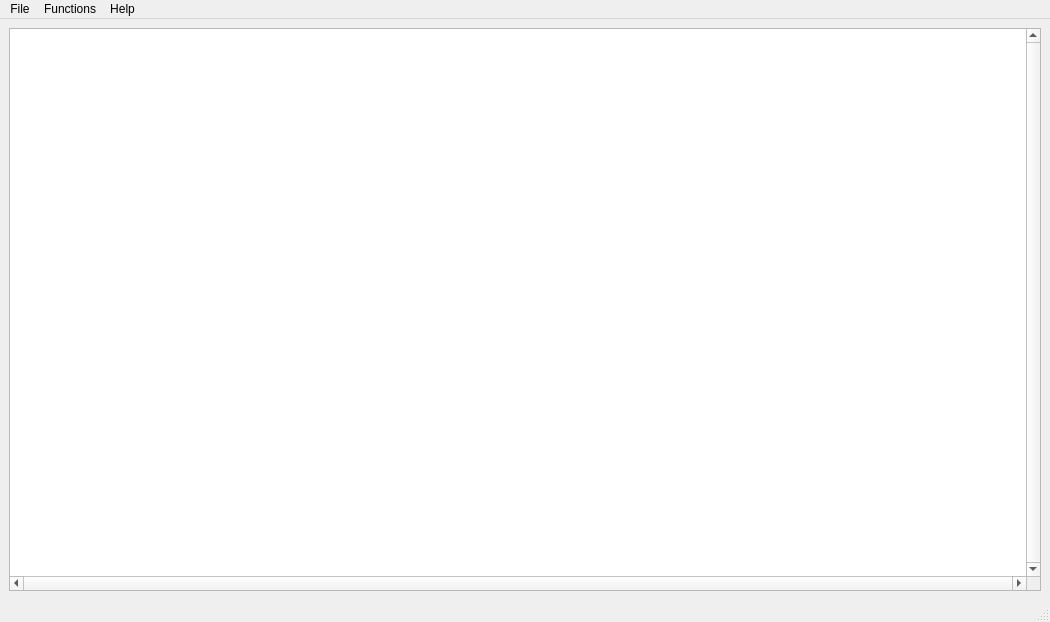
The window that mainwindow.ui (juanmacaaz/LogicSimulator) describes before a commit, drawn with Qt 5.
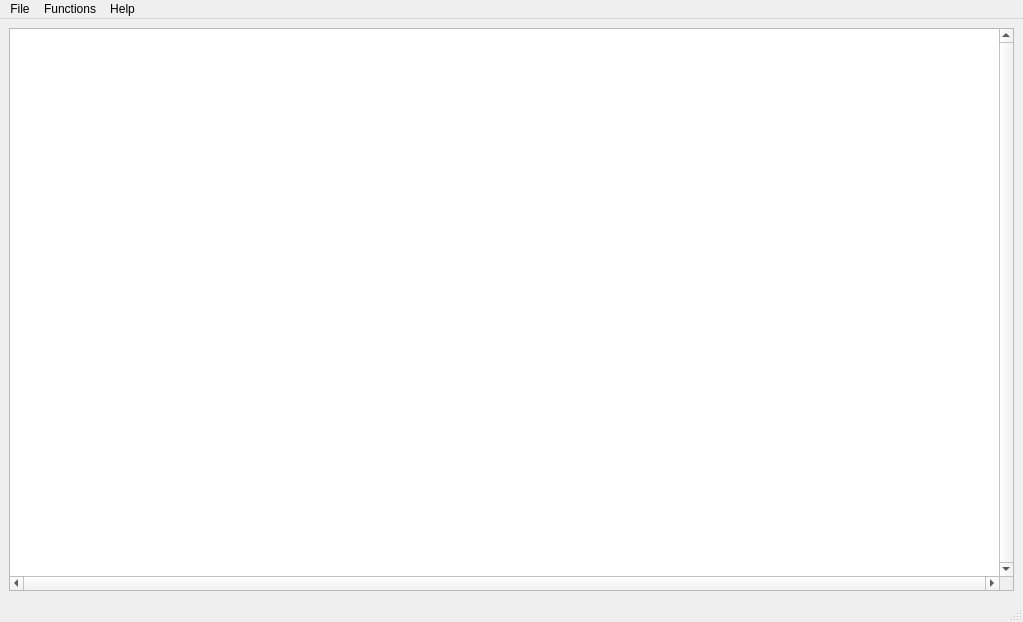
The same window after the commit.

```diff
--- a/mainwindow.ui
+++ b/mainwindow.ui
@@ -6,7 +6,7 @@
    <rect>
     <x>0</x>
     <y>0</y>
-    <width>1050</width>
+    <width>1023</width>
     <height>622</height>
    </rect>
   </property>
@@ -16,7 +16,21 @@
   <widget class="QWidget" name="centralwidget">
    <layout class="QHBoxLayout" name="horizontalLayout">
     <item>
+     <layout class="QHBoxLayout" name="contenedor">
+      <item>
      <widget class="QGraphicsView" name="graphicsView">
+        <property name="minimumSize">
+         <size>
+          <width>403</width>
+          <height>0</height>
+         </size>
+        </property>
+        <property name="maximumSize">
+         <size>
+          <width>1300</width>
+          <height>16777215</height>
+         </size>
+        </property>
       <property name="verticalScrollBarPolicy">
        <enum>Qt::ScrollBarAlwaysOn</enum>
       </property>
@@ -32,13 +46,15 @@
      </widget>
     </item>
    </layout>
+    </item>
+   </layout>
   </widget>
   <widget class="QMenuBar" name="menubar">
    <property name="geometry">
     <rect>
      <x>0</x>
      <y>0</y>
-     <width>1050</width>
+     <width>1023</width>
      <height>25</height>
     </rect>
    </property>
```
Lines whose indentation alone changed are shown as unchanged.
